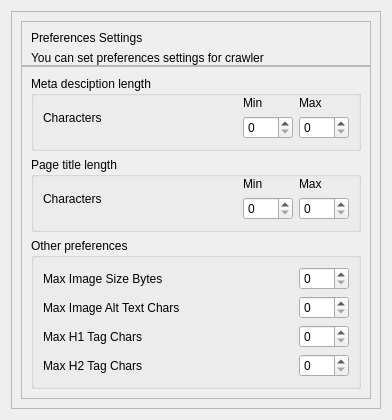
Qt form quickiewebbot/ui/preferences_settings.ui (andrascii/RiveSolutions_SEO_Spider) before a commit.
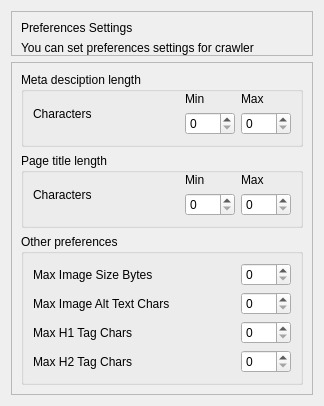
The same form after that commit.

```diff
--- a/quickiewebbot/ui/preferences_settings.ui
+++ b/quickiewebbot/ui/preferences_settings.ui
@@ -6,8 +6,8 @@
    <rect>
     <x>0</x>
     <y>0</y>
-    <width>392</width>
-    <height>419</height>
+    <width>324</width>
+    <height>356</height>
    </rect>
   </property>
   <property name="windowTitle">
@@ -15,18 +15,6 @@
   </property>
   <layout class="QVBoxLayout" name="verticalLayout">
    <item>
-    <widget class="QFrame" name="mainSettingsFrame">
-     <property name="frameShape">
-      <enum>QFrame::StyledPanel</enum>
-     </property>
-     <property name="frameShadow">
-      <enum>QFrame::Raised</enum>
-     </property>
-     <layout class="QVBoxLayout" name="verticalLayout_6">
-      <property name="spacing">
-       <number>0</number>
-      </property>
-      <item>
        <widget class="QFrame" name="headerFrame">
         <property name="minimumSize">
          <size>
@@ -406,9 +394,6 @@
               <property name="text">
                <string>Max H2 Tag Chars</string>
               </property>
-             </widget>
-            </item>
-           </layout>
           </widget>
          </item>
         </layout>
```
Lines whose indentation alone changed are shown as unchanged.
